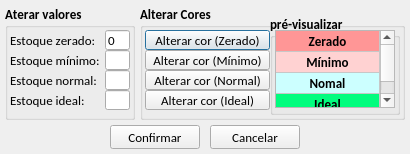
This is loja/tela_configurar_legenda_estoque.ui in jmessias1725/sexloja as Qt 5 draws it before an edit. The edited form follows.
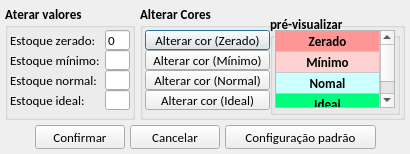
This is the edited form. Icons and pictures are not drawn.

Patch:
```diff
--- a/loja/tela_configurar_legenda_estoque.ui
+++ b/loja/tela_configurar_legenda_estoque.ui
@@ -511,18 +511,36 @@
     </widget>
    </widget>
   </widget>
+  <widget class="QWidget" name="">
+   <property name="geometry">
+    <rect>
+     <x>0</x>
+     <y>120</y>
+     <width>411</width>
+     <height>34</height>
+    </rect>
+   </property>
+   <layout class="QHBoxLayout" name="horizontalLayout">
+    <property name="spacing">
+     <number>5</number>
+    </property>
+    <property name="leftMargin">
+     <number>35</number>
+    </property>
+    <property name="topMargin">
+     <number>5</number>
+    </property>
+    <property name="rightMargin">
+     <number>35</number>
+    </property>
+    <property name="bottomMargin">
+     <number>5</number>
+    </property>
+    <item>
   <widget class="QPushButton" name="btn_confirmar">
-   <property name="geometry">
-    <rect>
-     <x>110</x>
-     <y>125</y>
-     <width>90</width>
-     <height>24</height>
-    </rect>
-   </property>
    <property name="minimumSize">
     <size>
-     <width>0</width>
+        <width>90</width>
      <height>24</height>
     </size>
    </property>
@@ -552,18 +570,12 @@
     </size>
    </property>
   </widget>
+    </item>
+    <item>
   <widget class="QPushButton" name="btn_cancelar">
-   <property name="geometry">
-    <rect>
-     <x>210</x>
-     <y>125</y>
-     <width>90</width>
-     <height>24</height>
-    </rect>
-   </property>
    <property name="minimumSize">
     <size>
-     <width>0</width>
+        <width>90</width>
      <height>24</height>
     </size>
    </property>
@@ -593,6 +605,45 @@
     </size>
    </property>
   </widget>
+    </item>
+    <item>
+     <widget class="QPushButton" name="btn_voltar_padrao">
+      <property name="minimumSize">
+       <size>
+        <width>151</width>
+        <height>24</height>
+       </size>
+      </property>
+      <property name="maximumSize">
+       <size>
+        <width>151</width>
+        <height>24</height>
+       </size>
+      </property>
+      <property name="font">
+       <font>
+        <family>Calibri</family>
+        <pointsize>10</pointsize>
+        <kerning>false</kerning>
+       </font>
+      </property>
+      <property name="text">
+       <string>Configuração padrão</string>
+      </property>
+      <property name="icon">
+       <iconset resource="imagens.qrc">
+        <normaloff>:/img/img/reset.png</normaloff>:/img/img/reset.png</iconset>
+      </property>
+      <property name="iconSize">
+       <size>
+        <width>18</width>
+        <height>18</height>
+       </size>
+      </property>
+     </widget>
+    </item>
+   </layout>
+  </widget>
  </widget>
  <tabstops>
   <tabstop>le_zerado</tabstop>
```
Left out of the diff: 4 changed lines with no effect on the pictures. Lines whose indentation alone changed are shown as unchanged.
